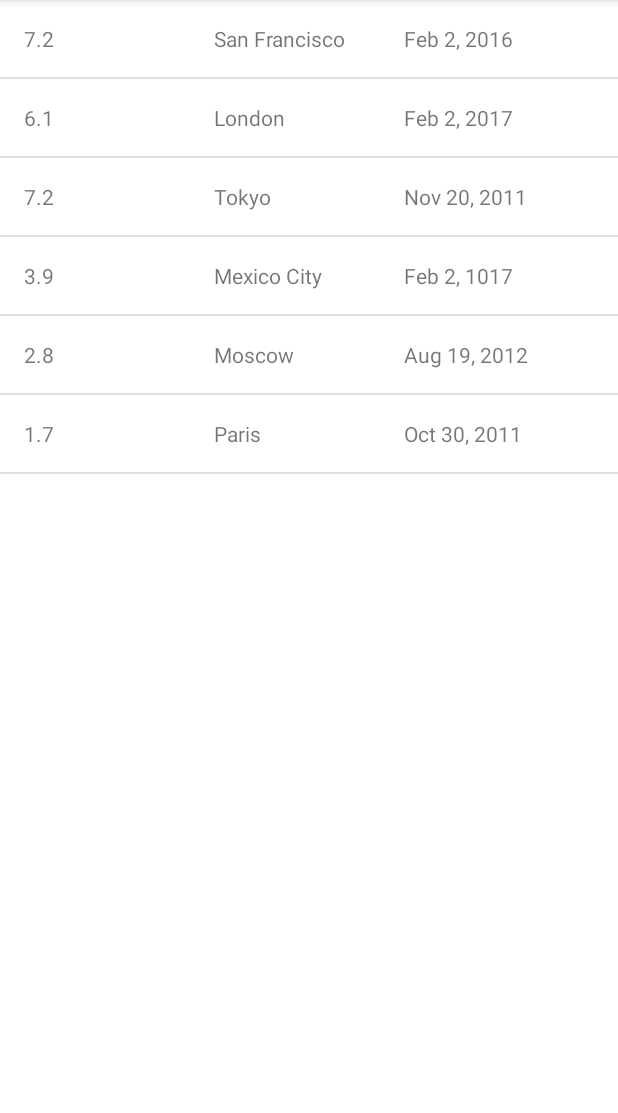
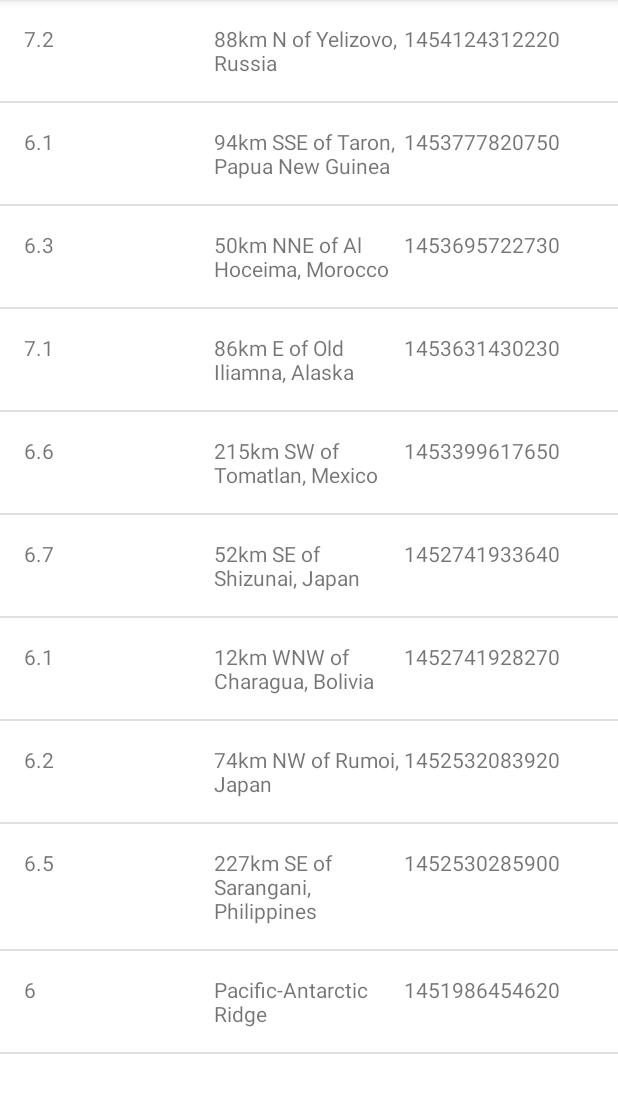
Before and after one commit to md-bd/AndroidStudioBasicProjects, an Android app: the screen it shows after launch (EarthquakeActivity), on a phone screen of 412 x 824 dp, the part 84-1197 px from its top. Run offline under Robolectric (Android 15) with nearby library versions, the phone set to English and light mode, and no system bars.

Commit message:
json query added

```diff
--- a/quakereport/app/src/main/java/com/example/android/quakereport/EarthquakeActivity.java
+++ b/quakereport/app/src/main/java/com/example/android/quakereport/EarthquakeActivity.java
@@ -34,15 +34,18 @@
         setContentView(R.layout.earthquake_activity);
 
         // Create a fake list of earthquake locations.
-        ArrayList<Earthquake> earthquakes = new ArrayList<>();
-        earthquakes.add(new Earthquake("7.2", "San Francisco", "Feb 2, 2016"));
-        earthquakes.add(new Earthquake("6.1", "London", "Feb 2, 2017"));
-        earthquakes.add(new Earthquake("7.2", "Tokyo", "Nov 20, 2011"));
-        earthquakes.add(new Earthquake("3.9", "Mexico City", "Feb 2, 1017"));
-        earthquakes.add(new Earthquake("2.8", "Moscow", "Aug 19, 2012"));
-        earthquakes.add(new Earthquake("1.7", "Paris", "Oct 30, 2011"));
+//        ArrayList<Earthquake> earthquakes = new ArrayList<>();
+//        earthquakes.add(new Earthquake("7.2", "San Francisco", "Feb 2, 2016"));
+//        earthquakes.add(new Earthquake("6.1", "London", "Feb 2, 2017"));
+//        earthquakes.add(new Earthquake("7.2", "Tokyo", "Nov 20, 2011"));
+//        earthquakes.add(new Earthquake("3.9", "Mexico City", "Feb 2, 1017"));
+//        earthquakes.add(new Earthquake("2.8", "Moscow", "Aug 19, 2012"));
+//        earthquakes.add(new Earthquake("1.7", "Paris", "Oct 30, 2011"));
 
-        // Find a reference to the {@link ListView} in the layout
+        //
+        ArrayList<Earthquake> earthquakes = QueryUtils.extractEarthquakes();
+
+                // Find a reference to the {@link ListView} in the layout
         ListView earthquakeListView = (ListView) findViewById(R.id.list);
 
         // Create a new {@link ArrayAdapter} of earthquakes
--- /dev/null
+++ b/quakereport/app/src/main/java/com/example/android/quakereport/QueryUtils.java
@@ -0,0 +1,79 @@
+package com.example.android.quakereport;
+
+import android.util.Log;
+
+import org.json.JSONArray;
+import org.json.JSONException;
+import org.json.JSONObject;
+
+import java.util.ArrayList;
+
+/**
+ * Helper methods related to requesting and receiving earthquake data from USGS.
+ */
+public final class QueryUtils {
+
+    /** Sample JSON response for a USGS query */
+    private static final String SAMPLE_JSON_RESPONSE = "{\"type\":\"FeatureCollection\",\"metadata\":{\"generated\":1462295443000,\"url\":\"http://earthquake.usgs.gov/fdsnws/event/1/query?format=geojson&starttime=2016-01-01&endtime=2016-01-31&minmag=6&limit=10\",\"title\":\"USGS Earthquakes\",\"status\":200,\"api\":\"1.5.2\",\"limit\":10,\"offset\":1,\"count\":10},\"features\":[{\"type\":\"Feature\",\"properties\":{\"mag\":7.2,\"place\":\"88km N of Yelizovo, Russia\",\"time\":1454124312220,\"updated\":1460674294040,\"tz\":720,\"url\":\"http://earthquake.usgs.gov/earthquakes/eventpage/us20004vvx\",\"detail\":\"http://earthquake.usgs.gov/fdsnws/event/1/query?eventid=us20004vvx&format=geojson\",\"felt\":2,\"cdi\":3.4,\"mmi\":5.82,\"alert\":\"green\",\"status\":\"reviewed\",\"tsunami\":1,\"sig\":798,\"net\":\"us\",\"code\":\"20004vvx\",\"ids\":\",at00o1qxho,pt16030050,us20004vvx,gcmt20160130032510,\",\"sources\":\",at,pt,us,gcmt,\",\"types\":\",cap,dyfi,finite-fault,general-link,general-text,geoserve,impact-link,impact-text,losspager,moment-tensor,nearby-cities,origin,phase-data,shakemap,tectonic-summary,\",\"nst\":null,\"dmin\":0.958,\"rms\":1.19,\"gap\":17,\"magType\":\"mww\",\"type\":\"earthquake\",\"title\":\"M 7.2 - 88km N of Yelizovo, Russia\"},\"geometry\":{\"type\":\"Point\",\"coordinates\":[158.5463,53.9776,177]},\"id\":\"us20004vvx\"},\n" +
+            "{\"type\":\"Feature\",\"properties\":{\"mag\":6.1,\"place\":\"94km SSE of Taron, Papua New Guinea\",\"time\":1453777820750,\"updated\":1460156775040,\"tz\":600,\"url\":\"http://earthquake.usgs.gov/earthquakes/eventpage/us20004uks\",\"detail\":\"http://earthquake.usgs.gov/fdsnws/event/1/query?eventid=us20004uks&format=geojson\",\"felt\":null,\"cdi\":null,\"mmi\":4.1,\"alert\":\"green\",\"status\":\"reviewed\",\"tsunami\":1,\"sig\":572,\"net\":\"us\",\"code\":\"20004uks\",\"ids\":\",us20004uks,gcmt20160126031023,\",\"sources\":\",us,gcmt,\",\"types\":\",cap,geoserve,losspager,moment-tensor,nearby-cities,origin,phase-data,shakemap,tectonic-summary,\",\"nst\":null,\"dmin\":1.537,\"rms\":0.74,\"gap\":25,\"magType\":\"mww\",\"type\":\"earthquake\",\"title\":\"M 6.1 - 94km SSE of Taron, Papua New Guinea\"},\"geometry\":{\"type\":\"Point\",\"coordinates\":[153.2454,-5.2952,26]},\"id\":\"us20004uks\"},\n" +
+            "{\"type\":\"Feature\",\"properties\":{\"mag\":6.3,\"place\":\"50km NNE of Al Hoceima, Morocco\",\"time\":1453695722730,\"updated\":1460156773040,\"tz\":0,\"url\":\"http://earthquake.usgs.gov/earthquakes/eventpage/us10004gy9\",\"detail\":\"http://earthquake.usgs.gov/fdsnws/event/1/query?eventid=us10004gy9&format=geojson\",\"felt\":117,\"cdi\":7.2,\"mmi\":5.28,\"alert\":\"green\",\"status\":\"reviewed\",\"tsunami\":0,\"sig\":695,\"net\":\"us\",\"code\":\"10004gy9\",\"ids\":\",us10004gy9,gcmt20160125042203,\",\"sources\":\",us,gcmt,\",\"types\":\",cap,dyfi,geoserve,impact-text,losspager,moment-tensor,nearby-cities,origin,phase-data,shakemap,tectonic-summary,\",\"nst\":null,\"dmin\":2.201,\"rms\":0.92,\"gap\":20,\"magType\":\"mww\",\"type\":\"earthquake\",\"title\":\"M 6.3 - 50km NNE of Al Hoceima, Morocco\"},\"geometry\":{\"type\":\"Point\",\"coordinates\":[-3.6818,35.6493,12]},\"id\":\"us10004gy9\"},\n" +
+            "{\"type\":\"Feature\",\"properties\":{\"mag\":7.1,\"place\":\"86km E of Old Iliamna, Alaska\",\"time\":1453631430230,\"updated\":1460156770040,\"tz\":-540,\"url\":\"http://earthquake.usgs.gov/earthquakes/eventpage/us10004gqp\",\"detail\":\"http://earthquake.usgs.gov/fdsnws/event/1/query?eventid=us10004gqp&format=geojson\",\"felt\":1816,\"cdi\":7.2,\"mmi\":6.6,\"alert\":\"green\",\"status\":\"reviewed\",\"tsunami\":1,\"sig\":1496,\"net\":\"us\",\"code\":\"10004gqp\",\"ids\":\",at00o1gd6r,us10004gqp,ak12496371,gcmt20160124103030,\",\"sources\":\",at,us,ak,gcmt,\",\"types\":\",cap,dyfi,finite-fault,general-link,general-text,geoserve,impact-link,impact-text,losspager,moment-tensor,nearby-cities,origin,phase-data,shakemap,tectonic-summary,trump-origin,\",\"nst\":null,\"dmin\":0.72,\"rms\":2.11,\"gap\":19,\"magType\":\"mww\",\"type\":\"earthquake\",\"title\":\"M 7.1 - 86km E of Old Iliamna, Alaska\"},\"geometry\":{\"type\":\"Point\",\"coordinates\":[-153.4051,59.6363,129]},\"id\":\"us10004gqp\"},\n" +
+            "{\"type\":\"Feature\",\"properties\":{\"mag\":6.6,\"place\":\"215km SW of Tomatlan, Mexico\",\"time\":1453399617650,\"updated\":1459963829040,\"tz\":-420,\"url\":\"http://earthquake.usgs.gov/earthquakes/eventpage/us10004g4l\",\"detail\":\"http://earthquake.usgs.gov/fdsnws/event/1/query?eventid=us10004g4l&format=geojson\",\"felt\":11,\"cdi\":2.7,\"mmi\":3.92,\"alert\":\"green\",\"status\":\"reviewed\",\"tsunami\":1,\"sig\":673,\"net\":\"us\",\"code\":\"10004g4l\",\"ids\":\",at00o1bebo,pt16021050,us10004g4l,gcmt20160121180659,\",\"sources\":\",at,pt,us,gcmt,\",\"types\":\",cap,dyfi,geoserve,impact-link,impact-text,losspager,moment-tensor,nearby-cities,origin,phase-data,shakemap,tectonic-summary,\",\"nst\":null,\"dmin\":2.413,\"rms\":0.98,\"gap\":74,\"magType\":\"mww\",\"type\":\"earthquake\",\"title\":\"M 6.6 - 215km SW of Tomatlan, Mexico\"},\"geometry\":{\"type\":\"Point\",\"coordinates\":[-106.9337,18.8239,10]},\"id\":\"us10004g4l\"},\n" +
+            "{\"type\":\"Feature\",\"properties\":{\"mag\":6.7,\"place\":\"52km SE of Shizunai, Japan\",\"time\":1452741933640,\"updated\":1459304879040,\"tz\":540,\"url\":\"http://earthquake.usgs.gov/earthquakes/eventpage/us10004ebx\",\"detail\":\"http://earthquake.usgs.gov/fdsnws/event/1/query?eventid=us10004ebx&format=geojson\",\"felt\":51,\"cdi\":5.8,\"mmi\":6.45,\"alert\":\"green\",\"status\":\"reviewed\",\"tsunami\":1,\"sig\":720,\"net\":\"us\",\"code\":\"10004ebx\",\"ids\":\",us10004ebx,pt16014050,at00o0xauk,gcmt20160114032534,\",\"sources\":\",us,pt,at,gcmt,\",\"types\":\",associate,cap,dyfi,geoserve,impact-link,impact-text,losspager,moment-tensor,nearby-cities,origin,phase-data,shakemap,\",\"nst\":null,\"dmin\":0.281,\"rms\":0.98,\"gap\":22,\"magType\":\"mww\",\"type\":\"earthquake\",\"title\":\"M 6.7 - 52km SE of Shizunai, Japan\"},\"geometry\":{\"type\":\"Point\",\"coordinates\":[142.781,41.9723,46]},\"id\":\"us10004ebx\"},\n" +
+            "{\"type\":\"Feature\",\"properties\":{\"mag\":6.1,\"place\":\"12km WNW of Charagua, Bolivia\",\"time\":1452741928270,\"updated\":1459304879040,\"tz\":-240,\"url\":\"http://earthquake.usgs.gov/earthquakes/eventpage/us10004ebw\",\"detail\":\"http://earthquake.usgs.gov/fdsnws/event/1/query?eventid=us10004ebw&format=geojson\",\"felt\":3,\"cdi\":2.2,\"mmi\":2.21,\"alert\":\"green\",\"status\":\"reviewed\",\"tsunami\":0,\"sig\":573,\"net\":\"us\",\"code\":\"10004ebw\",\"ids\":\",us10004ebw,gcmt20160114032528,\",\"sources\":\",us,gcmt,\",\"types\":\",cap,dyfi,geoserve,impact-text,losspager,moment-tensor,nearby-cities,origin,phase-data,shakemap,tectonic-summary,\",\"nst\":null,\"dmin\":5.492,\"rms\":1.04,\"gap\":16,\"magType\":\"mww\",\"type\":\"earthquake\",\"title\":\"M 6.1 - 12km WNW of Charagua, Bolivia\"},\"geometry\":{\"type\":\"Point\",\"coordinates\":[-63.3288,-19.7597,582.56]},\"id\":\"us10004ebw\"},\n" +
+            "{\"type\":\"Feature\",\"properties\":{\"mag\":6.2,\"place\":\"74km NW of Rumoi, Japan\",\"time\":1452532083920,\"updated\":1459304875040,\"tz\":540,\"url\":\"http://earthquake.usgs.gov/earthquakes/eventpage/us10004djn\",\"detail\":\"http://earthquake.usgs.gov/fdsnws/event/1/query?eventid=us10004djn&format=geojson\",\"felt\":8,\"cdi\":3.4,\"mmi\":3.74,\"alert\":\"green\",\"status\":\"reviewed\",\"tsunami\":0,\"sig\":594,\"net\":\"us\",\"code\":\"10004djn\",\"ids\":\",us10004djn,gcmt20160111170803,\",\"sources\":\",us,gcmt,\",\"types\":\",cap,dyfi,geoserve,impact-text,losspager,moment-tensor,nearby-cities,origin,phase-data,shakemap,tectonic-summary,\",\"nst\":null,\"dmin\":1.139,\"rms\":0.96,\"gap\":33,\"magType\":\"mww\",\"type\":\"earthquake\",\"title\":\"M 6.2 - 74km NW of Rumoi, Japan\"},\"geometry\":{\"type\":\"Point\",\"coordinates\":[141.0867,44.4761,238.81]},\"id\":\"us10004djn\"},\n" +
+            "{\"type\":\"Feature\",\"properties\":{\"mag\":6.5,\"place\":\"227km SE of Sarangani, Philippines\",\"time\":1452530285900,\"updated\":1459304874040,\"tz\":480,\"url\":\"http://earthquake.usgs.gov/earthquakes/eventpage/us10004dj5\",\"detail\":\"http://earthquake.usgs.gov/fdsnws/event/1/query?eventid=us10004dj5&format=geojson\",\"felt\":1,\"cdi\":2.7,\"mmi\":7.5,\"alert\":\"green\",\"status\":\"reviewed\",\"tsunami\":1,\"sig\":650,\"net\":\"us\",\"code\":\"10004dj5\",\"ids\":\",at00o0srjp,pt16011050,us10004dj5,gcmt20160111163807,\",\"sources\":\",at,pt,us,gcmt,\",\"types\":\",cap,dyfi,geoserve,impact-link,impact-text,losspager,moment-tensor,nearby-cities,origin,phase-data,shakemap,tectonic-summary,\",\"nst\":null,\"dmin\":3.144,\"rms\":0.72,\"gap\":22,\"magType\":\"mww\",\"type\":\"earthquake\",\"title\":\"M 6.5 - 227km SE of Sarangani, Philippines\"},\"geometry\":{\"type\":\"Point\",\"coordinates\":[126.8621,3.8965,13]},\"id\":\"us10004dj5\"},\n" +
+            "{\"type\":\"Feature\",\"properties\":{\"mag\":6,\"place\":\"Pacific-Antarctic Ridge\",\"time\":1451986454620,\"updated\":1459202978040,\"tz\":-540,\"url\":\"http://earthquake.usgs.gov/earthquakes/eventpage/us10004bgk\",\"detail\":\"http://earthquake.usgs.gov/fdsnws/event/1/query?eventid=us10004bgk&format=geojson\",\"felt\":0,\"cdi\":1,\"mmi\":0,\"alert\":\"green\",\"status\":\"reviewed\",\"tsunami\":0,\"sig\":554,\"net\":\"us\",\"code\":\"10004bgk\",\"ids\":\",us10004bgk,gcmt20160105093415,\",\"sources\":\",us,gcmt,\",\"types\":\",cap,dyfi,geoserve,losspager,moment-tensor,nearby-cities,origin,phase-data,shakemap,\",\"nst\":null,\"dmin\":30.75,\"rms\":0.67,\"gap\":71,\"magType\":\"mww\",\"type\":\"earthquake\",\"title\":\"M 6.0 - Pacific-Antarctic Ridge\"},\"geometry\":{\"type\":\"Point\",\"coordinates\":[-136.2603,-54.2906,10]},\"id\":\"us10004bgk\"}],\"bbox\":[-153.4051,-54.2906,10,158.5463,59.6363,582.56]}";
+
+    /**
+     * Create a private constructor because no one should ever create a {@link QueryUtils} object.
+     * This class is only meant to hold static variables and methods, which can be accessed
+     * directly from the class name QueryUtils (and an object instance of QueryUtils is not needed).
+     */
+    private QueryUtils() {
+    }
+
+    /**
+     * Return a list of {@link Earthquake} objects that has been built up from
+     * parsing a JSON response.
+     */
+    public static ArrayList<Earthquake> extractEarthquakes() {
+
+        // Create an empty ArrayList that we can start adding earthquakes to
+        ArrayList<Earthquake> earthquakes = new ArrayList<>();
+
+        // Try to parse the SAMPLE_JSON_RESPONSE. If there's a problem with the way the JSON
+        // is formatted, a JSONException exception object will be thrown.
+        // Catch the exception so the app doesn't crash, and print the error message to the logs.
+        try {
+
+            // TODO: Parse the response given by the SAMPLE_JSON_RESPONSE string and
+            // build up a list of Earthquake objects with the corresponding data.
+
+            JSONObject baseJsonResponse = new JSONObject(SAMPLE_JSON_RESPONSE);
+            JSONArray earthquakeArray = baseJsonResponse.getJSONArray("features");
+
+            for (int i = 0; i < earthquakeArray.length(); i++) {
+                JSONObject currentEarthquake = earthquakeArray.getJSONObject(i);
+                JSONObject properties = currentEarthquake.getJSONObject("properties");
+
+                String magnitude = properties.getString("mag");
+                String location = properties.getString("place");
+                String time = properties.getString("time");
+
+                Earthquake earthquake = new Earthquake(magnitude, location, time);
+                earthquakes.add(earthquake);
+            }
+
+        } catch (JSONException e) {
+            // If an error is thrown when executing any of the above statements in the "try" block,
+            // catch the exception here, so the app doesn't crash. Print a log message
+            // with the message from the exception.
+            Log.e("QueryUtils", "Problem parsing the earthquake JSON results", e);
+        }
+
+        // Return the list of earthquakes
+        return earthquakes;
+    }
+
+}
--- a/quakereport/build.gradle
+++ b/quakereport/build.gradle
@@ -1,7 +1,7 @@
 // Top-level build file where you can add configuration options common to all sub-projects/modules.
 plugins {
-    id 'com.android.application' version '7.1.3' apply false
-    id 'com.android.library' version '7.1.3' apply false
+    id 'com.android.application' version '7.3.1' apply false
+    id 'com.android.library' version '7.3.1' apply false
 }
 
 task clean(type: Delete) {
```
Also changed, not shown: quakereport/gradle/wrapper/gradle-wrapper.properties.
